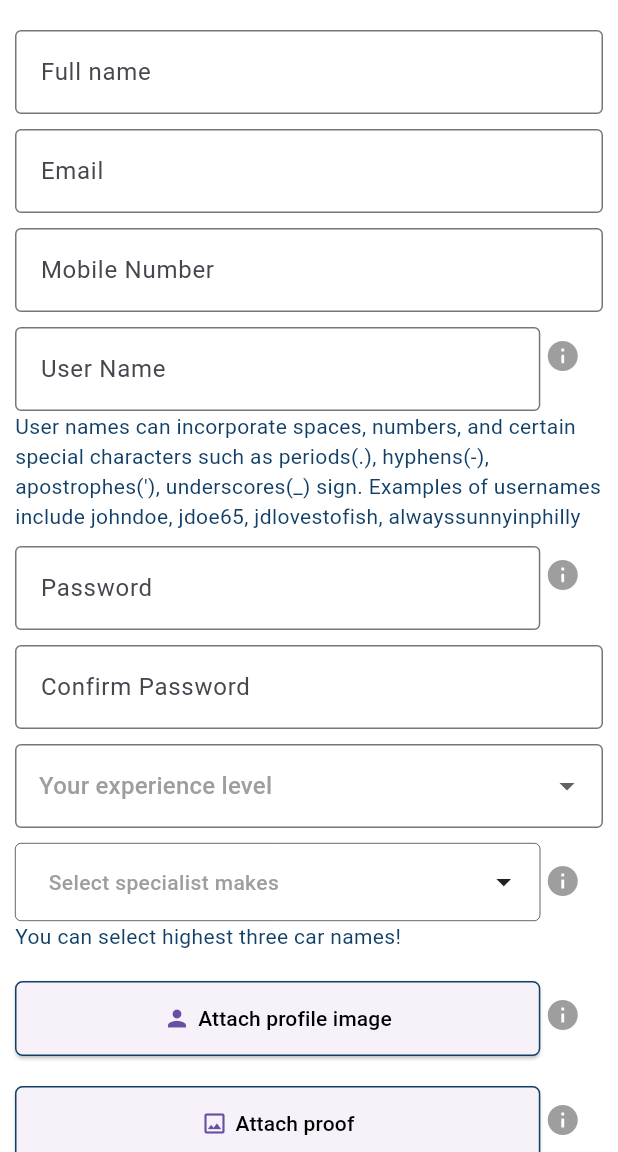
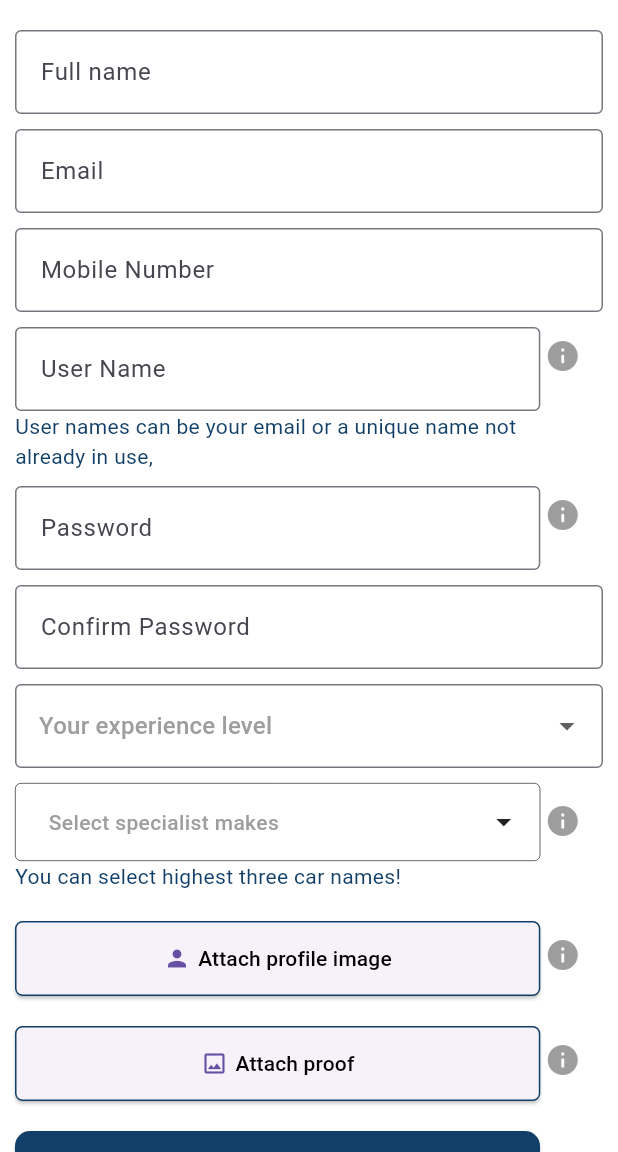
Before and after one commit to mhossain11/surefix_ai, a Flutter app: the YesMechanic screen opened directly, after a tap on the "info" icon, after a tap on the "info" icon, on a phone screen of 412 x 824 dp, the part 84-1236 px from its top. Run offline on Flutter 3.47's test engine with Material 3 defaults, Android fonts, the phone set to English and light mode, and no system bars; drawn by our look-alikes of multi_dropdown; our stand-ins replace badges, cached_network_image, camera, connectivity_plus, dash_chat_2, file_picker and 9 more; accounts and stored records are empty; network calls fail; Roboto replaces fonts that are missing (Poppins).

Commit message:
registation message correction

```diff
--- a/lib/controller/mechanicregister_controller.dart
+++ b/lib/controller/mechanicregister_controller.dart
@@ -20,6 +20,7 @@ import '../models/multidropdownModel.dart';
 import '../models/usernameModel.dart';
 import '../services/network_manager.dart';
 import '../utils/api_urls.dart';
+import '../views/Auth/login/login.dart';
 import '../views/Auth/register/registerpage.dart';
 
 
@@ -28,7 +29,7 @@ class  MechanicRegisterController extends ChangeNotifier {
   late int statusCodes;
 
   bool loading = false;
-
+  MechanicRegisterModel mechanicRegisterModel =MechanicRegisterModel();
   final MultiSelectController controller = MultiSelectController();
   final TextEditingController specialistController = TextEditingController();
   final TextEditingController fullNameController = TextEditingController();
@@ -52,6 +53,14 @@ class  MechanicRegisterController extends ChangeNotifier {
     loading = false;
     image = null;
     profileImage=null;
+    controller.clearAllSelection();
+    specialistController.clear();
+    fullNameController.clear();
+    userNameController.clear();
+    emailAddressController.clear();
+    numberController.clear();
+    passwordController.clear();
+    conformPasswordController.clear();
   }
 
 
@@ -64,11 +73,6 @@ class  MechanicRegisterController extends ChangeNotifier {
     bool internetOn = await ProjectResource.internetConnection();
 
    if(internetOn){
-     var headers= {
-       'Connection': 'keep-alive',
-       'Accept': '*/*',
-       'Accept-Encoding':'gzip, deflate, br'
-     };
      var request =http.MultipartRequest('POST', Uri.parse(ApiEnd.imechmechanicRegisterUrlfull));
      request.fields.addAll(
          {
@@ -100,6 +104,8 @@ class  MechanicRegisterController extends ChangeNotifier {
        request.files.add(await http.MultipartFile.fromPath(
            'userImage', profileImage!.path.toString()));
      }
+
+     // Send the request and get the streamed response
      http.StreamedResponse response = await request.send();
 
 
@@ -113,24 +119,26 @@ class  MechanicRegisterController extends ChangeNotifier {
      print('fullName:${fullNameController.text.toString()}');
      print('userName:${userNameController.text.toString()}');
      print('number:${numberController.text.toString()}');*/
+
+     print(response.statusCode);
      if (response.statusCode == 200) {
        loading = false;
-
-       // mechanicRegisterModel = MechanicRegisterModel.fromJson(response);
-       AnimatedDialogs.successDialog(context,
+       AnimatedDialogs.successDialog(
+           context,
            title: "Registration",
            subtitle: "Registration Complete,you will receive an email once access has been approved",
            buttonText: "Ok",
            onResponse: () {
              // RestartWidget.restartApp(context);
-             Navigator.push(context, MaterialPageRoute(builder: (context)=>const RegisterPage()));
-           });
+             print('click button');
+         Navigator.pop(context, MaterialPageRoute(builder: (context)=>const LoginScreen()));
+       });
    }else{
        notifyListeners();
        loading = false;
        SnackBars.showSnackBar(
            context: context,
-           content: "Something went wrong",
+           content:'Something is wrong',
            durationSec: 3,
            success: false,
            routeAction: null);
--- a/lib/controller/userregister_controller.dart
+++ b/lib/controller/userregister_controller.dart
@@ -22,6 +22,7 @@ import 'package:http/http.dart' as http;
 import '../helpers/ProjectResource.dart';
 import '../models/usernameModel.dart';
 import '../models/userregisterModel.dart';
+import '../views/Auth/login/login.dart';
 import '../views/Auth/register/registerpage.dart';
 
 
@@ -108,7 +109,7 @@ class UserRegisterController extends ChangeNotifier {
             buttonText: "Ok",
             onResponse: () {
               //RestartWidget.restartApp(context);
-              Navigator.push(context, MaterialPageRoute(builder: (context)=>const RegisterPage()));
+              Navigator.pop(context, MaterialPageRoute(builder: (context)=>const LoginScreen()));
             });
 
       }else{
--- a/lib/helpers/textformfield.dart
+++ b/lib/helpers/textformfield.dart
@@ -41,7 +41,7 @@ class TextFormFields extends StatelessWidget{
       maxLines: maxLines,
       keyboardType: keyboardType,
       cursorColor: cursorColor,
-      enableInteractiveSelection: false,
+      enableInteractiveSelection: true,
       decoration: InputDecoration(
         hintText: hint,
         hintStyle: hintStyle,
--- a/lib/views/Auth/register/nomechanic.dart
+++ b/lib/views/Auth/register/nomechanic.dart
@@ -274,7 +274,7 @@ class _NoMechanicState extends State<NoMechanic> {
                 ),
                 Visibility(
                     visible: isUsernameVisible,
-                    child: openCustomText('User names can incorporate spaces, numbers, and certain special characters such as periods(.), hyphens(-), apostrophes(\'), underscores(_) sign. Examples of usernames include johndoe, jdoe65, jdlovestofish, alwayssunnyinphilly')
+                    child: openCustomText('User names can be your email or a unique name not already in use')
                 ),
 
 
@@ -338,7 +338,7 @@ class _NoMechanicState extends State<NoMechanic> {
                 ),
                 Visibility(
                     visible: isPassVisible,
-                    child: openCustomText('Passwords should contain at least 1 uppercase letter,1 lowercase letter and 1 numerical character and also Symbol characters are encouraged (e.g. Harry@12)')),
+                    child: openCustomText('Password should contain minimum 8 characters with  capital letter, lowercase, number and symbol.')),
                 const SizedBox(height: 10,),
                 SizedBox(
                   child: TextFormFields(
--- a/lib/views/Auth/register/yesmechanic.dart
+++ b/lib/views/Auth/register/yesmechanic.dart
@@ -135,8 +135,8 @@ class _YesMechanicState extends State<YesMechanic> {
                     maxLines: 1,
                     cursorColor: themeColor,
                     keyboardType: TextInputType.text,
-                  //  enabledBorderSide: const BorderSide(color: Colors.grey),
-                  //  focusedBorderSide: const BorderSide(color: Colors.blueAccent),
+                    enabledBorderSide: const BorderSide(color: Colors.grey),
+                    focusedBorderSide: const BorderSide(color: Colors.blueAccent),
                     levelText: const Text('Full name'),
                     validators: (String? value) {
                       if(value!.isEmpty){
@@ -260,7 +260,7 @@ class _YesMechanicState extends State<YesMechanic> {
 
                 Visibility(
                     visible: isUsernameVisible,
-                    child: openCustomText('User names can incorporate spaces, numbers, and certain special characters such as periods(.), hyphens(-), apostrophes(\'), underscores(_) sign. Examples of usernames include johndoe, jdoe65, jdlovestofish, alwayssunnyinphilly')
+                    child: openCustomText('User names can be your email or a unique name not already in use,')
                 ),
 
                 const SizedBox(height: 10,),
@@ -317,7 +317,7 @@ class _YesMechanicState extends State<YesMechanic> {
                 ),
                 Visibility(
                     visible: isPassVisible,
-                    child: openCustomText('Passwords should contain at least 1 uppercase letter,1 lowercase letter and 1 numerical character and also Symbol characters are encouraged (e.g. @#%^&!.')),
+                    child: openCustomText('Password should contain minimum 8 characters with  capital letter, lowercase, number and symbol.')),
                 const SizedBox(height: 10,),
                 SizedBox(
                   child: TextFormFields(
```
Also changed, not shown: lib/helpers/dialogs.dart (+7 -7 lines).
